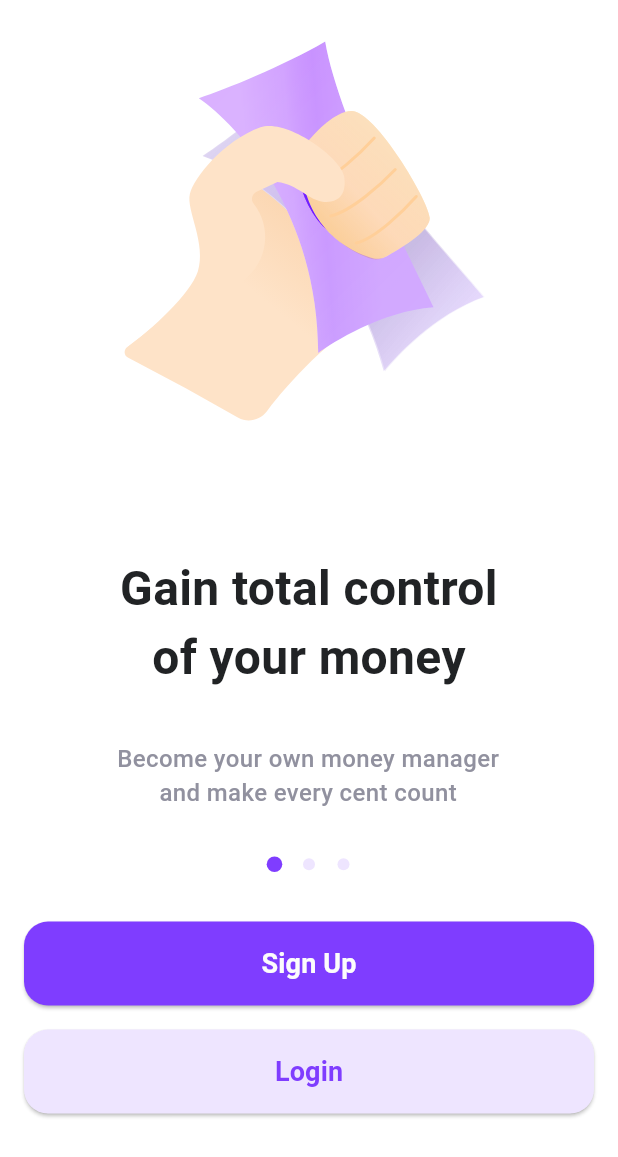
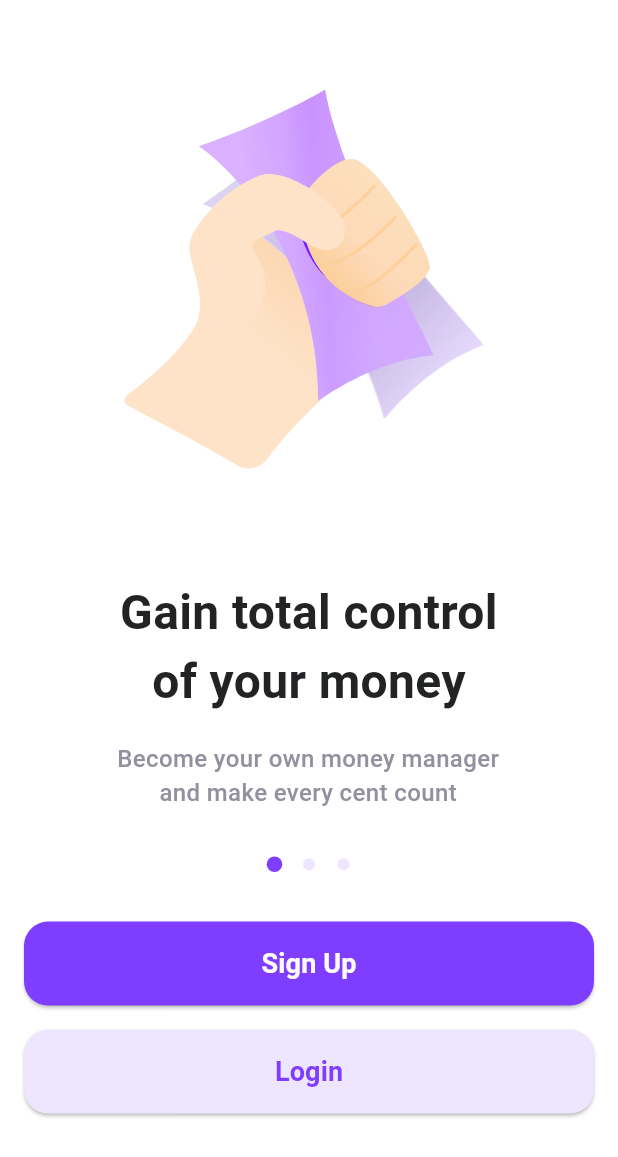
Before and after one commit to onaya7/Montra, a Flutter app: the screen it shows after launch, on a phone screen of 412 x 824 dp. Shown: the top 1157 px of the screen. Run offline on Flutter 3.47's test engine with Material 3 defaults, Android fonts, the phone set to English and light mode, and no system bars; drawn by our look-alikes of smooth_page_indicator; our stand-ins replace flutter_svg.

Commit message:
Update padding and system UI overlay style

```diff
--- a/lib/features/onboarding/presentation/widgets/custom_widget.dart
+++ b/lib/features/onboarding/presentation/widgets/custom_widget.dart
@@ -21,7 +21,7 @@ class OnboardingPageView extends StatelessWidget {
       children: <Widget>[
         // image
         Padding(
-          padding: const EdgeInsets.only(left: 31, right: 32),
+          padding: const EdgeInsets.only(left: 31,top: 32, right: 32),
           child: Container(
             alignment: Alignment.center,
             height: 312,
--- a/lib/main.dart
+++ b/lib/main.dart
@@ -1,6 +1,8 @@
 import 'package:flutter/material.dart';
+import 'package:flutter/services.dart';
 import 'package:montra/app/routes.dart';
 import 'package:montra/app/themes.dart';
+import 'package:montra/core/constants/color_constants.dart';
 
 void main() {
   runApp(const MyApp());
@@ -12,6 +14,13 @@ class MyApp extends StatelessWidget {
   // This widget is the root of your application.
   @override
   Widget build(BuildContext context) {
+    SystemChrome.setSystemUIOverlayStyle(const SystemUiOverlayStyle(
+      statusBarColor: ColorConstants.lightColor100, // Set status bar color
+      statusBarIconBrightness: Brightness.dark, // Set status bar icon color
+      systemNavigationBarColor:
+          ColorConstants.lightColor100, // Set navigation bar color
+      systemNavigationBarIconBrightness: Brightness.dark,
+    ));
     return MaterialApp(
         debugShowCheckedModeBanner: false,
         theme: AppThemes.lightTheme,
```
